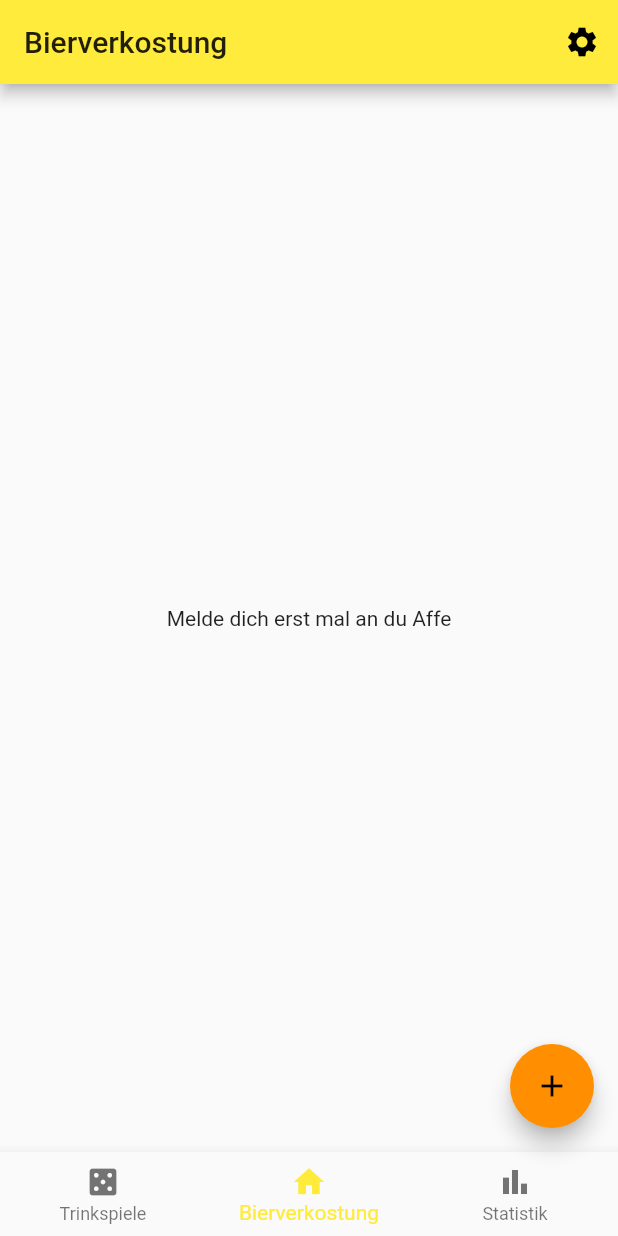
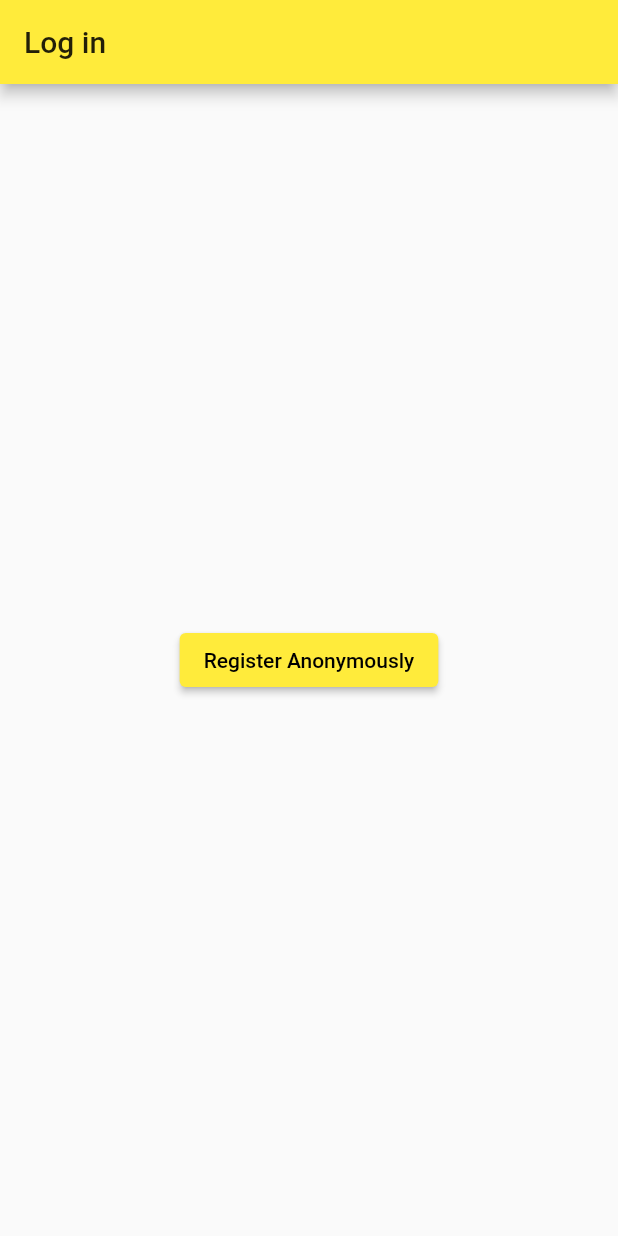
Before and after one commit to Leptopoda/bierverkostung, a Flutter app: the screen it shows after launch, on a phone screen of 412 x 824 dp. Run offline on Flutter 3.47's test engine with Material 2 defaults, Android fonts, the phone set to English and light mode, and no system bars; our stand-ins replace cloud_firestore, firebase_auth, firebase_core; accounts and stored records are empty; generated files the repository leaves out were written again.

Commit message:
implement login flow

```diff
--- a/lib/main.dart
+++ b/lib/main.dart
@@ -4,6 +4,8 @@
 
 import 'package:flutter/material.dart';
 import 'package:firebase_core/firebase_core.dart';
+import 'package:provider/provider.dart';
+import 'package:firebase_auth/firebase_auth.dart';
 
 import 'package:flutter_gen/gen_l10n/app_localizations.dart';
 import 'package:bierverkostung/shared/theme.dart';
@@ -45,7 +47,15 @@ class MyApp extends StatelessWidget {
             }
             // Once complete, show your application
             if (snapshot.connectionState == ConnectionState.done) {
-              return const MyHome();
+              return MultiProvider(
+                providers: [
+                  StreamProvider<User?>.value(
+                      value: FirebaseAuth.instance.userChanges(),
+                      initialData: null),
+                  // StreamProvider<SuperHero>.value(stream: firestoreStream),
+                ],
+                child: const MyHome(),
+              );
             }
             // Otherwise, show something whilst waiting for initialization to complete
             return const Loading();
--- a/lib/screens/home.dart
+++ b/lib/screens/home.dart
@@ -3,11 +3,14 @@
 // found in the LICENSE file.
 
 import 'package:flutter/material.dart';
+import 'package:firebase_auth/firebase_auth.dart';
+import 'package:provider/provider.dart';
 
 import 'package:bierverkostung/screens/bierverkostung/bierverkostung.dart';
 import 'package:bierverkostung/screens/trinkspiele/trinkspiele.dart';
 import 'package:bierverkostung/screens/statistiken/statistiken.dart';
 import 'package:bierverkostung/screens/settings.dart';
+import 'package:bierverkostung/screens/login.dart';
 
 class MyHome extends StatefulWidget {
   const MyHome({Key? key}) : super(key: key);
@@ -41,6 +44,10 @@ class MyHomeState extends State<MyHome> {
 
   @override
   Widget build(BuildContext context) {
+    final User? _user = Provider.of<User?>(context);
+    final bool _loggedIn = _user != null;
+
+    if (_loggedIn) {
       return Scaffold(
         appBar: AppBar(
           title: Text(_pageTitles[_selectedPage]),
@@ -101,5 +108,8 @@ class MyHomeState extends State<MyHome> {
         ),
         floatingActionButton: _pageFAB[_selectedPage],
       );
+    } else {
+      return const Login();
     }
   }
+}
--- /dev/null
+++ b/lib/screens/login.dart
@@ -0,0 +1,47 @@
+// Copyright 2021 Leptopoda. All rights reserved.
+// Use of this source code is governed by a APACHE-style license that can be
+// found in the LICENSE file.
+
+import 'package:flutter/material.dart';
+
+import 'package:bierverkostung/services/auth.dart';
+import 'package:bierverkostung/shared/error_page.dart';
+
+class Login extends StatelessWidget {
+  const Login({Key? key}) : super(key: key);
+
+  @override
+  Widget build(BuildContext context) {
+    final AuthService _auth = AuthService();
+
+    return Scaffold(
+      appBar: AppBar(
+        title: const Text('Log in'),
+      ),
+      body: Center(
+        child: ElevatedButton(
+          onPressed: () async {
+            final dynamic result = await _auth.registerAnon();
+            if (result == null) {
+              Navigator.push(
+                context,
+                MaterialPageRoute(
+                  builder: (BuildContext context) => const SomethingWentWrong(
+                    error: 'error signing in',
+                  ),
+                ),
+              );
+            } else {
+              ScaffoldMessenger.of(context).showSnackBar(
+                SnackBar(
+                  content: Text('Loged in $result'),
+                ),
+              );
+            }
+          },
+          child: const Text('Register Anonymously'),
+        ),
+      ),
+    );
+  }
+}
```
Also changed, not shown: lib/screens/bierverkostung/bierverkostung.dart (+18 -29 lines), lib/screens/settings.dart (+13 -28 lines), lib/screens/statistiken/statistiken.dart (+19 -30 lines), lib/services/auth.dart (+2 -7 lines), lib/services/database.dart (+4 -5 lines). Lines whose indentation alone changed are shown as unchanged.
